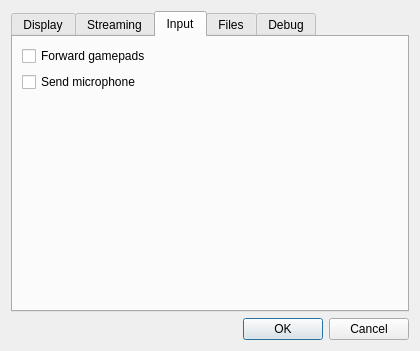
Before: the Qt Designer form client/spectre-qt/src/settings_dialog.ui in daBOB/ghost, drawn with Qt 5.
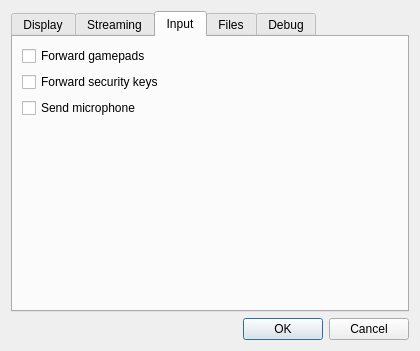
After: the same form once the commit is applied. The open tabs and pages were chosen to show the change.

Commit message:
spectre: forward security keys with -U (gdp-spec §8.7)
SecurityKey finds USB HID interfaces on the FIDO page through SDL's HID
API, leaving out ghost's own virtual keys, checks the descriptor
(gdp::is_ctaphid_descriptor, in libgdp with its test) and relays
64-byte packets on a reader and a writer thread. StreamSession rescans
whenever SDL's HID device count changes: new keys go into free slots,
unplugged ones are disconnected, refused ones left alone until they go.
spectre-qt's settings get "Forward security keys", off by default.

The edit to the form file:
```diff
--- a/client/spectre-qt/src/settings_dialog.ui
+++ b/client/spectre-qt/src/settings_dialog.ui
@@ -231,6 +231,19 @@
            </property>
           </widget>
          </item>
+         <item>
+          <widget class="QCheckBox" name="securityKeyCheck">
+           <property name="text">
+            <string>Forward security keys</string>
+           </property>
+           <property name="toolTip">
+            <string>Let the host's browsers sign in with FIDO security keys (a YubiKey, say)
+   plugged into this machine. While forwarded, anything in the session can ask a key
+   to sign in to any site; only your touch on the key approves it. Takes effect on
+   the next connection; the host must support it.</string>
+           </property>
+          </widget>
+         </item>
          <item>
           <widget class="QCheckBox" name="microphoneCheck">
            <property name="text">
```
The commit also changes 16 other files.
